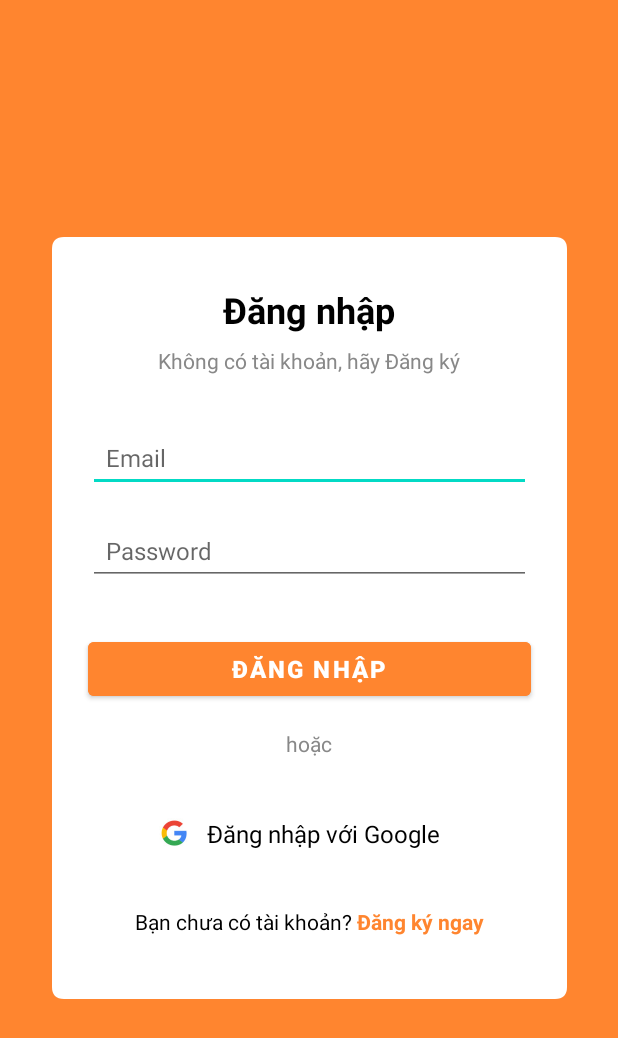
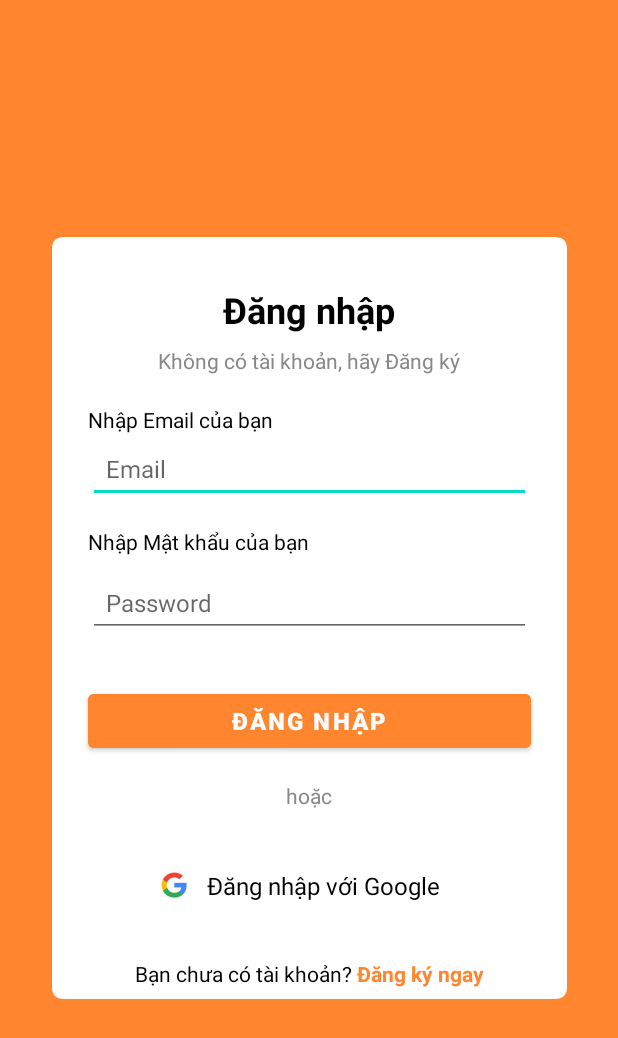
Before and after one commit to MinhKhanh188/RehomeAndroidApp, an Android app: the screen it shows after launch (LoginActivity), on a phone screen of 412 x 824 dp. Shown: the top 1038 px of the screen. Run offline under Robolectric (Android 15) with nearby library versions, the phone set to English and light mode, and no system bars.

Commit message:
add login

```diff
--- a/app/src/main/AndroidManifest.xml
+++ b/app/src/main/AndroidManifest.xml
@@ -33,6 +33,10 @@
             android:exported="true"
             android:theme="@style/Theme.ReHomeMobileApp.NoActionBar"/>
 
+        <activity android:name=".activities.RegisterActivity"
+            android:exported="true"
+            android:theme="@style/Theme.ReHomeMobileApp.NoActionBar"/>
+
 
         <activity
             android:name=".MainActivity"
--- a/app/src/main/java/com/example/rehomemobileapp/activities/LoginActivity.java
+++ b/app/src/main/java/com/example/rehomemobileapp/activities/LoginActivity.java
@@ -7,6 +7,7 @@ import android.view.View;
 import android.widget.Button;
 import android.widget.EditText;
 import android.widget.ProgressBar;
+import android.widget.TextView;
 import android.widget.Toast;
 
 import androidx.appcompat.app.AppCompatActivity;
@@ -27,6 +28,9 @@ public class LoginActivity extends AppCompatActivity {
     private EditText emailInput, passwordInput;
     private Button loginButton;
     private ProgressBar progressBar;
+    private TextView registerNowText;
+
+
 
     @Override
     protected void onCreate(Bundle savedInstanceState) {
@@ -37,6 +41,13 @@ public class LoginActivity extends AppCompatActivity {
         passwordInput = findViewById(R.id.loginEditTextPassword);
         loginButton = findViewById(R.id.buttonLogin);
         progressBar = findViewById(R.id.loadingIndicator);
+        registerNowText = findViewById(R.id.textViewRegisterNow);
+
+        registerNowText.setOnClickListener(v -> {
+            Intent intent = new Intent(LoginActivity.this, RegisterActivity.class);
+            startActivity(intent);
+        });
+
 
         loginButton.setOnClickListener(v -> {
             String email = emailInput.getText().toString().trim();
--- a/app/src/main/res/layout/activity_login.xml
+++ b/app/src/main/res/layout/activity_login.xml
@@ -51,6 +51,17 @@
             android:layout_marginTop="32dp"
             android:visibility="gone"/>
 
+        <TextView
+            android:id="@+id/textViewEmailLabel"
+            android:layout_width="wrap_content"
+            android:layout_height="wrap_content"
+            android:layout_below="@id/textViewSubtitle"
+            android:layout_marginStart="24dp"
+            android:layout_marginTop="20dp"
+            android:text="Nhập Email của bạn"
+            android:textColor="#000000"
+            android:textSize="14sp"/>
+
 
         <EditText
             android:id="@+id/loginEditTextEmail"
@@ -59,25 +70,38 @@
             android:layout_below="@id/textViewSubtitle"
             android:layout_marginStart="24dp"
             android:layout_marginEnd="24dp"
-            android:layout_marginTop="32dp"
+            android:layout_marginTop="39dp"
             android:hint="Email"
             android:padding="12dp"
             android:textColor="#000000"
             android:textSize="16sp"/>
 
+        <TextView
+            android:id="@+id/textViewPasswordLabel"
+            android:layout_width="wrap_content"
+            android:layout_height="wrap_content"
+            android:layout_below="@id/loginEditTextEmail"
+            android:layout_marginStart="24dp"
+            android:layout_marginTop="16dp"
+            android:text="Nhập Mật khẩu của bạn"
+            android:textColor="#000000"
+            android:textSize="14sp"/>
+
+
         <EditText
             android:id="@+id/loginEditTextPassword"
             android:layout_width="match_parent"
             android:layout_height="wrap_content"
-            android:layout_below="@id/loginEditTextEmail"
+            android:layout_below="@id/textViewPasswordLabel"
             android:layout_marginStart="24dp"
             android:layout_marginEnd="24dp"
-            android:layout_marginTop="16dp"
+            android:layout_marginTop="8dp"
             android:hint="Password"
             android:padding="12dp"
             android:inputType="textPassword"
             android:textColor="#000000"
             android:textSize="16sp"/>
+
 
         <Button
             android:id="@+id/buttonLogin"
```
Also changed, not shown: app/src/main/java/com/example/rehomemobileapp/activities/RegisterActivity.java (added, +92 -0 lines), app/src/main/java/com/example/rehomemobileapp/network/ApiService.java (+12 -1 lines), app/src/main/res/layout/activity_register.xml (+60 -15 lines), 1 other file.
